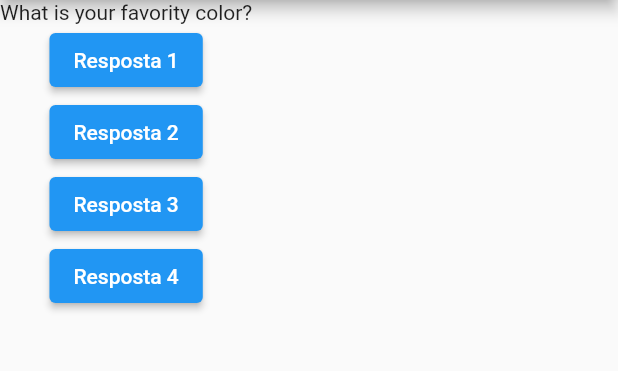
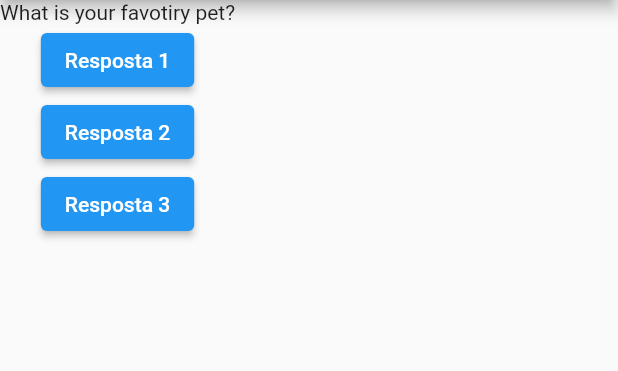
Before and after one commit to samueljml/quiz, a Flutter app: the screen it shows after launch, after a tap on "Resposta 1", on a phone screen of 412 x 824 dp, the part 84-455 px from its top. Run offline on Flutter 3.47's test engine with Material 2 defaults, Android fonts, the phone set to English and light mode, and no system bars.

Commit message:
Add StatefullWidget and fiz body children

```diff
--- a/lib/main.dart
+++ b/lib/main.dart
@@ -1,15 +1,15 @@
-import 'package:flutter/cupertino.dart';
 import 'package:flutter/material.dart';
 
-main() => runApp(QuizApp(
-      key: UniqueKey(),
-    ));
+main() => runApp(QuizApp());
 
-class QuizApp extends StatelessWidget {
-  const QuizApp({Key? key}) : super(key: key);
+class QuizAppState extends State<QuizApp> {
+  var selectedQuestions = 0;
 
-  void answer() {
-    print("Question answered!");
+  void responder() {
+    setState(() {
+      selectedQuestions++;
+      print(selectedQuestions);
+    });
   }
 
   @override
@@ -25,26 +25,30 @@
           title: const Text("Quiz"),
           centerTitle: true,
         ),
-        body: Column(children: [
-          Text(questions[0]),
-          const ElevatedButton(
-            child: Text("Resposta 1"),
-            onPressed: answer,
-          ),
-          const ElevatedButton(
-            child: Text("Resposta 2"),
-            onPressed: answer,
-          ),
-          const ElevatedButton(
-            child: Text("Resposta 3"),
-            onPressed: answer,
-          ),
-          const ElevatedButton(
-            child: Text("Resposta 4"),
-            onPressed: answer,
-          ),
-        ]),
+        body: Column(
+          children: <Widget>[
+            Text(questions[selectedQuestions]),
+            ElevatedButton(
+              child: const Text('Resposta 1'),
+              onPressed: responder,
+            ),
+            ElevatedButton(
+              child: const Text('Resposta 2'),
+              onPressed: responder,
+            ),
+            ElevatedButton(
+              child: const Text('Resposta 3'),
+              onPressed: responder,
+            ),
+          ],
+        ),
       ),
     );
   }
 }
+
+class QuizApp extends StatefulWidget {
+  QuizAppState createState() {
+    return QuizAppState();
+  }
+}
```
